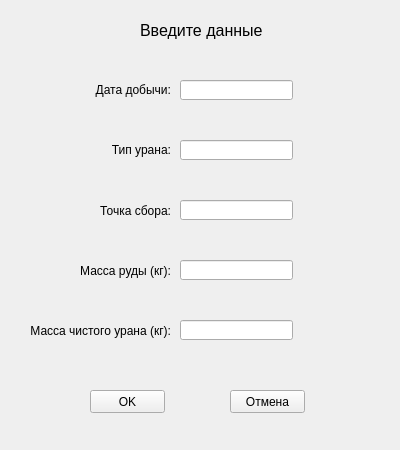
Above: Hahaton/AddForm.ui from JuriMalahov/TerraSystem before the change. Below: the same form after it.
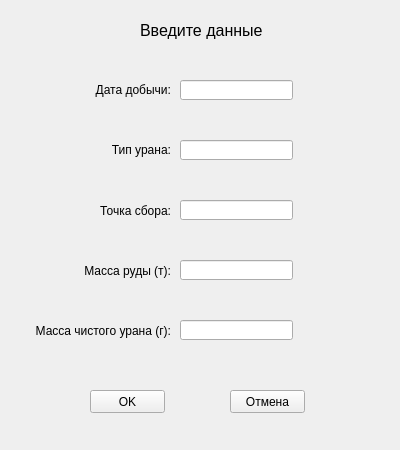
That is the form after the change.

Patch:
```diff
--- a/Hahaton/AddForm.ui
+++ b/Hahaton/AddForm.ui
@@ -132,7 +132,7 @@
     </rect>
    </property>
    <property name="text">
-    <string>Масса руды (кг):</string>
+    <string>Масса руды (т):</string>
    </property>
    <property name="alignment">
     <set>Qt::AlignRight|Qt::AlignTrailing|Qt::AlignVCenter</set>
@@ -158,7 +158,7 @@
     </rect>
    </property>
    <property name="text">
-    <string>Масса чистого урана (кг):</string>
+    <string>Масса чистого урана (г):</string>
    </property>
    <property name="alignment">
     <set>Qt::AlignRight|Qt::AlignTrailing|Qt::AlignVCenter</set>
```
